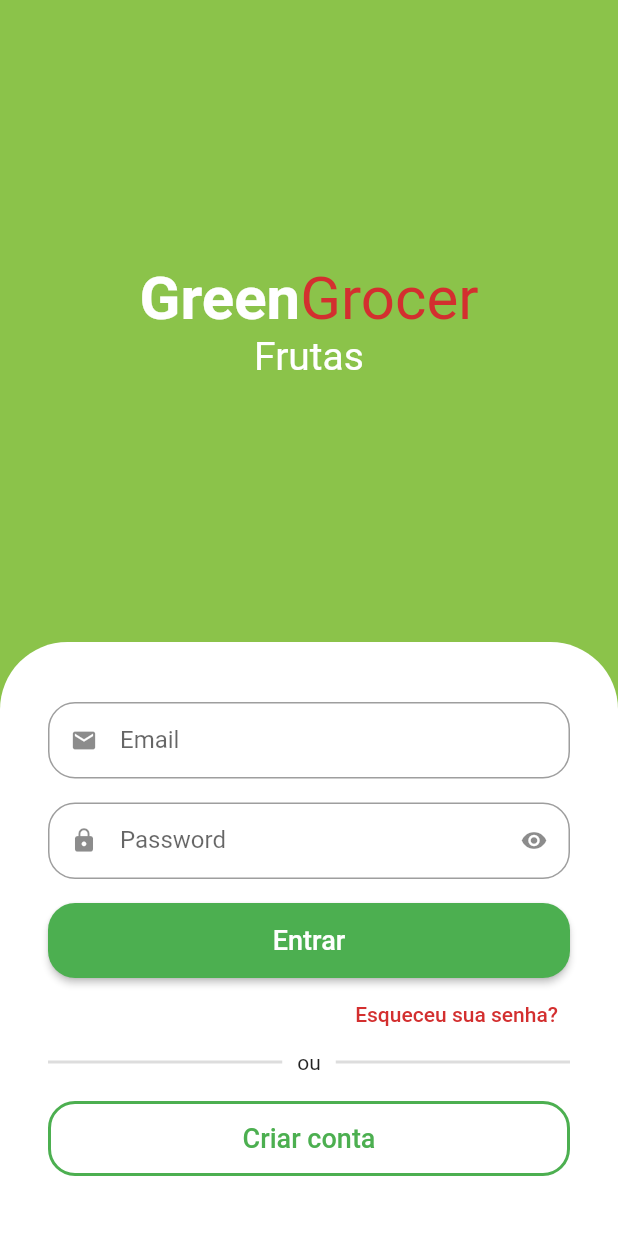
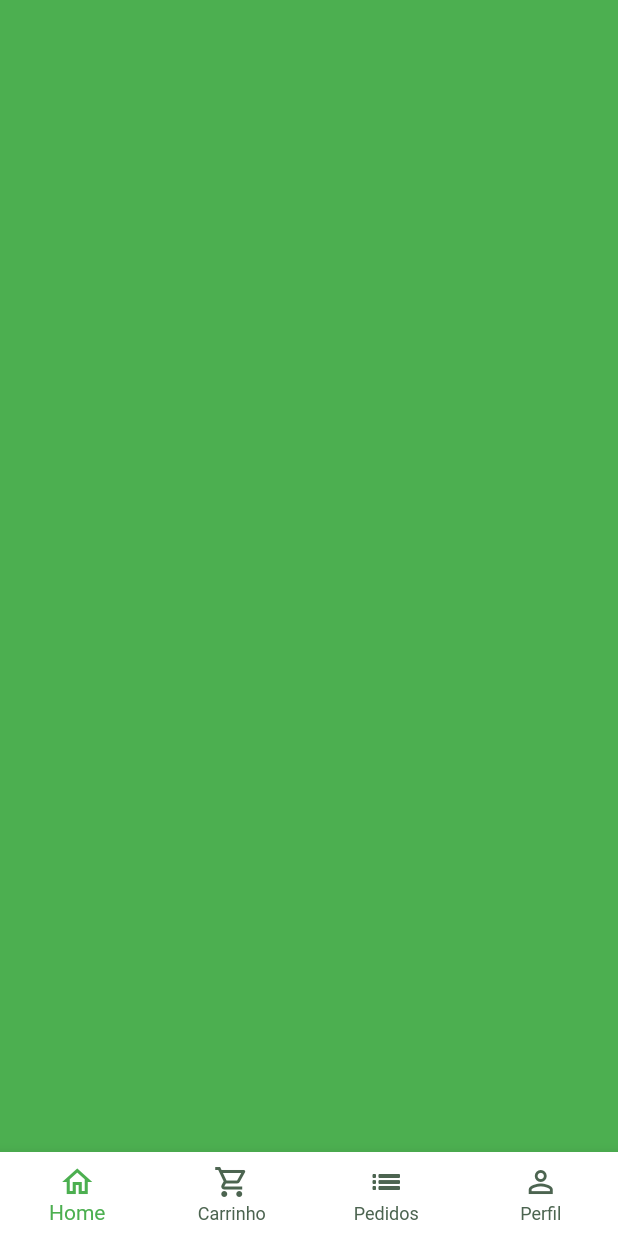
Before and after one commit to leonarclo/green-grocer, a Flutter app: the screen it shows after launch, after a tap on "Entrar", on a phone screen of 412 x 824 dp. Run offline on Flutter 3.47's test engine with Material 2 defaults, Android fonts, the phone set to English and light mode, and no system bars; drawn by our look-alikes of animated_text_kit; missing offline and left inert: easy_mask.

Commit message:
add: base screen

```diff
--- a/lib/src/auth/sing_in_screen.dart
+++ b/lib/src/auth/sing_in_screen.dart
@@ -1,6 +1,7 @@
 import 'package:animated_text_kit/animated_text_kit.dart';
 import 'package:flutter/material.dart';
 import 'package:green_grocer/src/auth/sing_up_screen.dart';
+import 'package:green_grocer/src/base/base_screen.dart';
 
 import '../config/custom_colors.dart';
 import 'components/custom_text_field.dart';
@@ -88,7 +89,15 @@
                             borderRadius: BorderRadius.circular(18),
                           ),
                         ),
-                        onPressed: () {},
+                        onPressed: () {
+                          Navigator.of(context).pushReplacement(
+                            MaterialPageRoute(
+                              builder: (c) {
+                                return const BaseScreen();
+                              },
+                            ),
+                          );
+                        },
                         child: const Text('Entrar',
                             style: TextStyle(fontSize: 18)),
                       ),
--- /dev/null
+++ b/lib/src/base/base_screen.dart
@@ -0,0 +1,63 @@
+import 'package:flutter/material.dart';
+
+class BaseScreen extends StatefulWidget {
+  const BaseScreen({super.key});
+
+  @override
+  State<BaseScreen> createState() => _BaseScreenState();
+}
+
+class _BaseScreenState extends State<BaseScreen> {
+  int currentIndex = 0;
+  final pageController = PageController(
+
+  );
+
+
+  @override
+  Widget build(BuildContext context) {
+    return Scaffold(
+      body: PageView(
+        physics: const NeverScrollableScrollPhysics(),
+        controller: pageController,
+        children: [
+          Container(color: Colors.green,),
+          Container(color: Colors.redAccent,),
+          Container(color: Colors.yellow,),
+          Container(color: Colors.deepPurple,),
+        ],
+      ),
+      bottomNavigationBar: BottomNavigationBar(
+        currentIndex: currentIndex,
+        onTap: (index) {
+          setState(() {
+            currentIndex = index;
+            pageController.jumpToPage(index);
+          });
+        },
+        type: BottomNavigationBarType.fixed,
+        backgroundColor: Colors.white,
+        selectedItemColor: Colors.green,
+        unselectedItemColor: Colors.green.withGreen(100),
+        items: const [
+          BottomNavigationBarItem(
+            icon: Icon(Icons.home_outlined),
+            label: 'Home',
+          ),
+          BottomNavigationBarItem(
+            icon: Icon(Icons.shopping_cart_outlined),
+            label: 'Carrinho',
+          ),
+          BottomNavigationBarItem(
+            icon: Icon(Icons.list_outlined),
+            label: 'Pedidos',
+          ),
+          BottomNavigationBarItem(
+            icon: Icon(Icons.person_outline),
+            label: 'Perfil',
+          ),
+        ],
+      ),
+    );
+  }
+}
```
